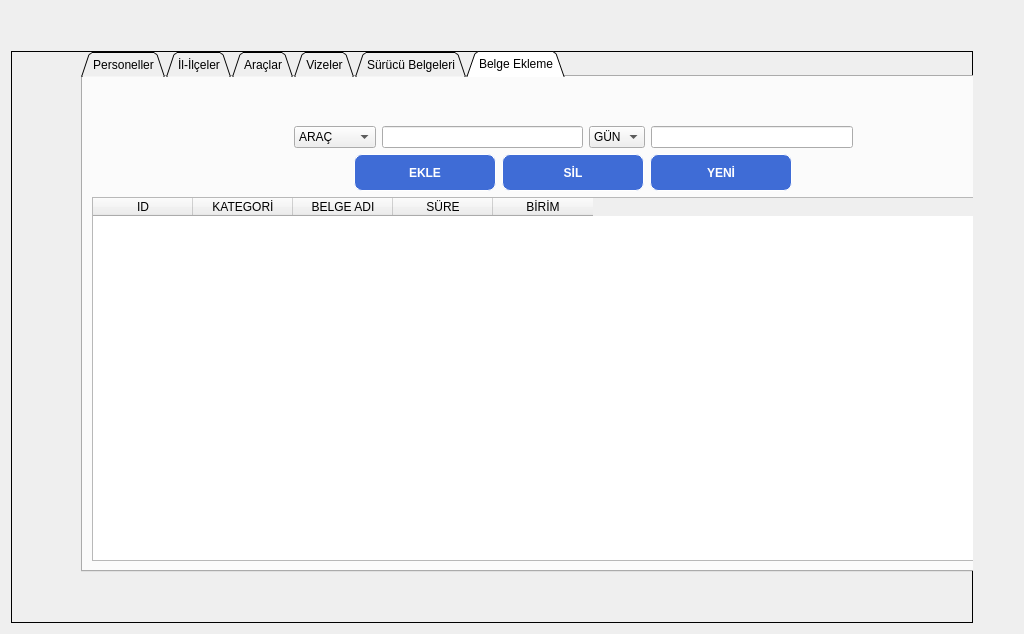
First picture: the form in ui/ui_files/constants_window.ui, repository AyhanErcan70/SATTUP, before the edit.
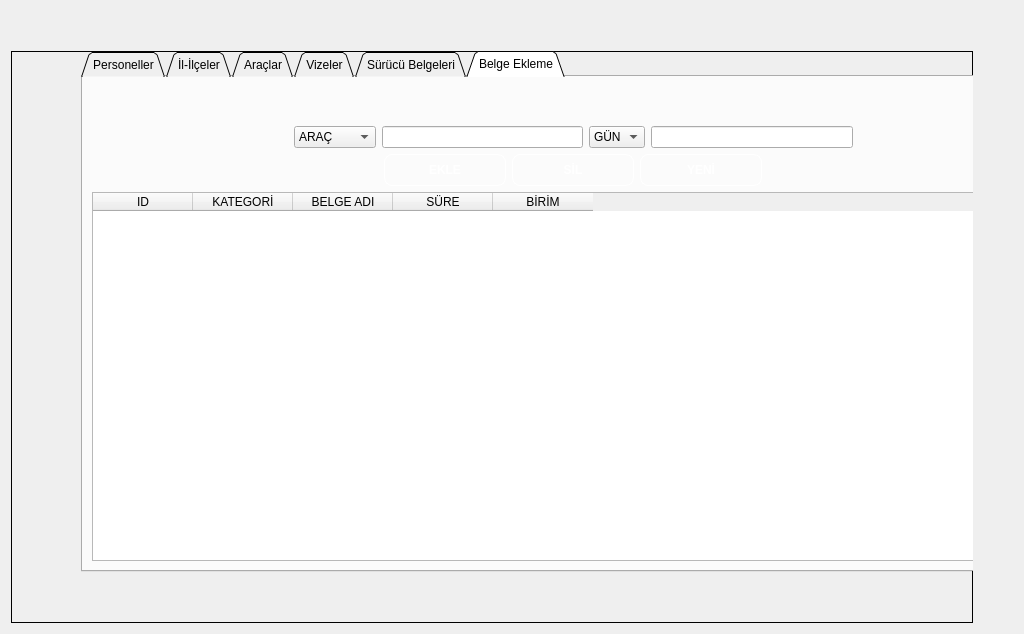
Second picture: the form after the edit. Icons and pictures are not drawn.

What changed in the file:
```diff
--- a/ui/ui_files/constants_window.ui
+++ b/ui/ui_files/constants_window.ui
@@ -28,7 +28,9 @@
 }
 /* Modern gradient butonlar */
 QPushButton {
- background-color: #3f6cd6;
+ background: qlineargradient(x1:0, y1:0, x2:0, y2:1,
+                                stop:0 #3f6cd6, stop:1 #d1d1d3);
+
     border: 1px solid #ffffff;
     border-radius: 8px;
     color: white;
@@ -36,8 +38,8 @@
     /*padding: 12px 24px;*/
     font-size: 12px;
     margin: 0px;
-	min-height:35px;
-min-width:140px;
+	min-height:30px;
+min-width:120px;
 }
 
 QPushButton:hover {
```
